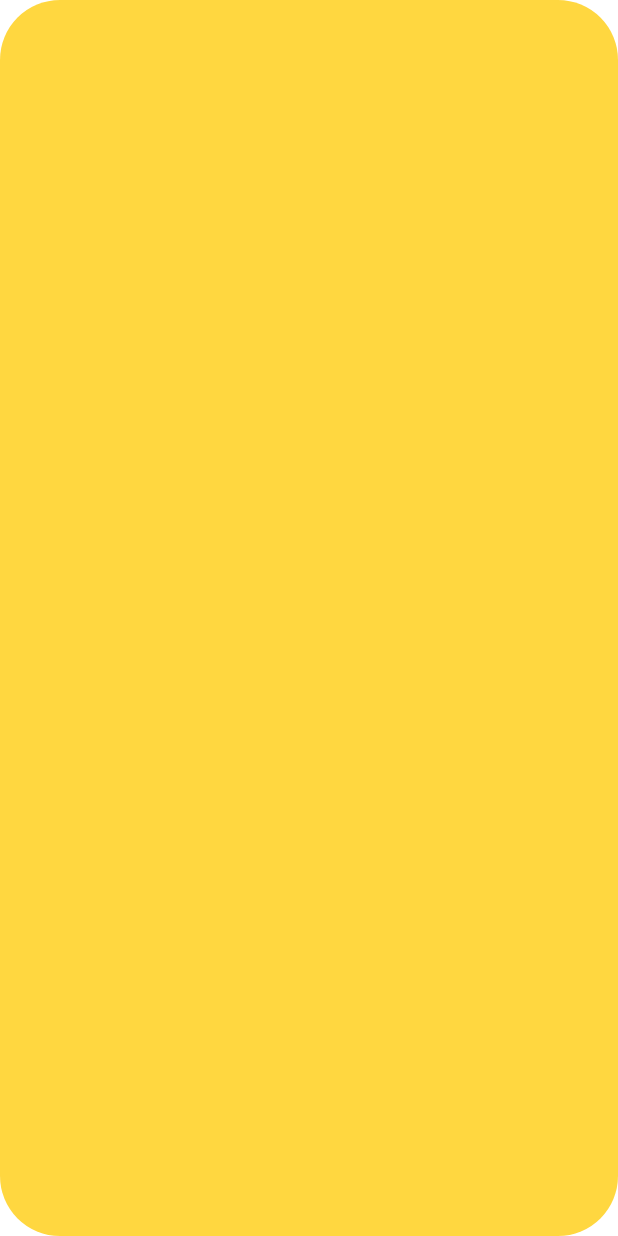
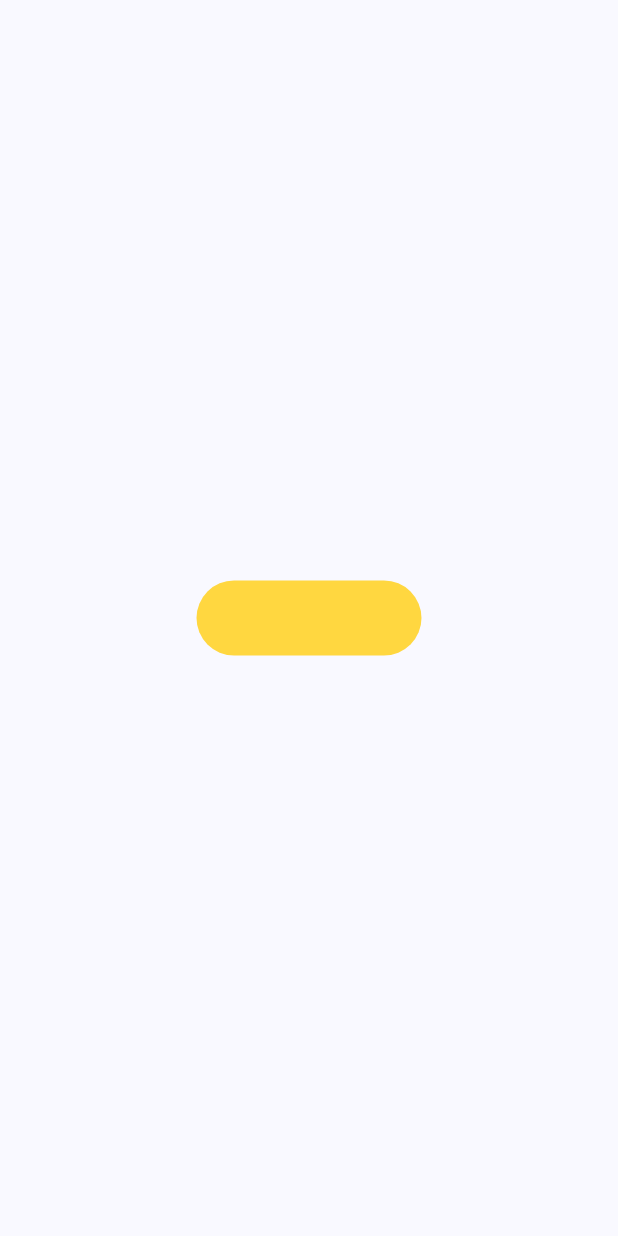
Before and after one commit to yashas-hm/talks, a Flutter app: the screen it shows after launch, on a phone screen of 412 x 824 dp. Run offline on Flutter 3.47's test engine with Material 3 defaults, Android fonts, the phone set to English and light mode, and no system bars.

Commit message:
fix: implicit animation

```diff
--- a/smooth_animations/lib/animations/implicit_animations.dart
+++ b/smooth_animations/lib/animations/implicit_animations.dart
@@ -12,7 +12,9 @@ class _ImplicitAnimationState extends State<ImplicitAnimation> {
 
   @override
   Widget build(BuildContext context) {
-    return AnimatedContainer(
+    return Scaffold(
+      body: Center(
+        child: AnimatedContainer(
           duration: Duration(milliseconds: 500),
           height: valueChanger ? 50 : 150,
           width: valueChanger ? 150 : 50,
@@ -20,6 +22,8 @@ class _ImplicitAnimationState extends State<ImplicitAnimation> {
             color: valueChanger ? Colors.amberAccent : Colors.lightBlue,
             borderRadius: BorderRadius.circular(valueChanger ? 40 : 20),
           ),
+        ),
+      ),
     );
   }
 }
--- a/smooth_animations/lib/main.dart
+++ b/smooth_animations/lib/main.dart
@@ -12,6 +12,9 @@ class MyApp extends StatelessWidget {
   Widget build(BuildContext context) {
     return MaterialApp(
       title: 'Flutter Animations Demo',
+      theme: ThemeData.from(
+        colorScheme: ColorScheme.fromSeed(seedColor: Colors.blueAccent),
+      ),
       home: getAnimation(AnimationType.implicit),
     );
   }
```
Also changed, not shown: smooth_animations/pubspec.yaml (+3 -71 lines). Lines whose indentation alone changed are shown as unchanged.
